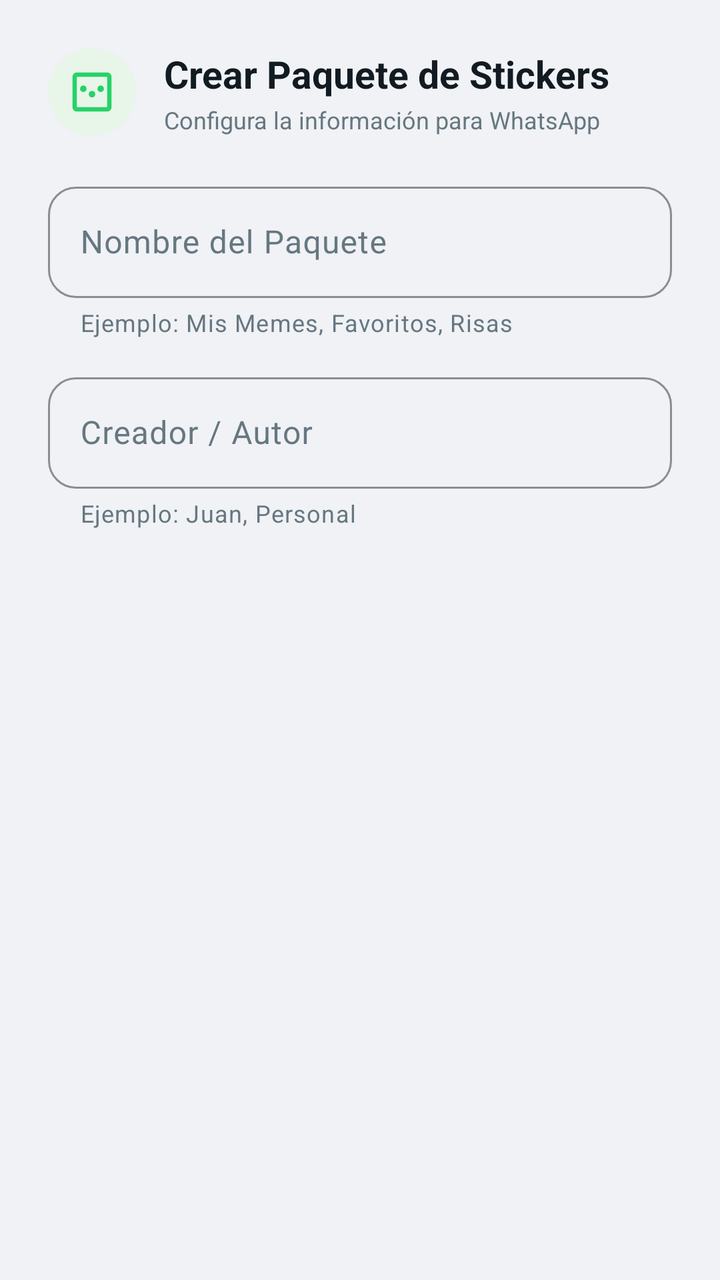
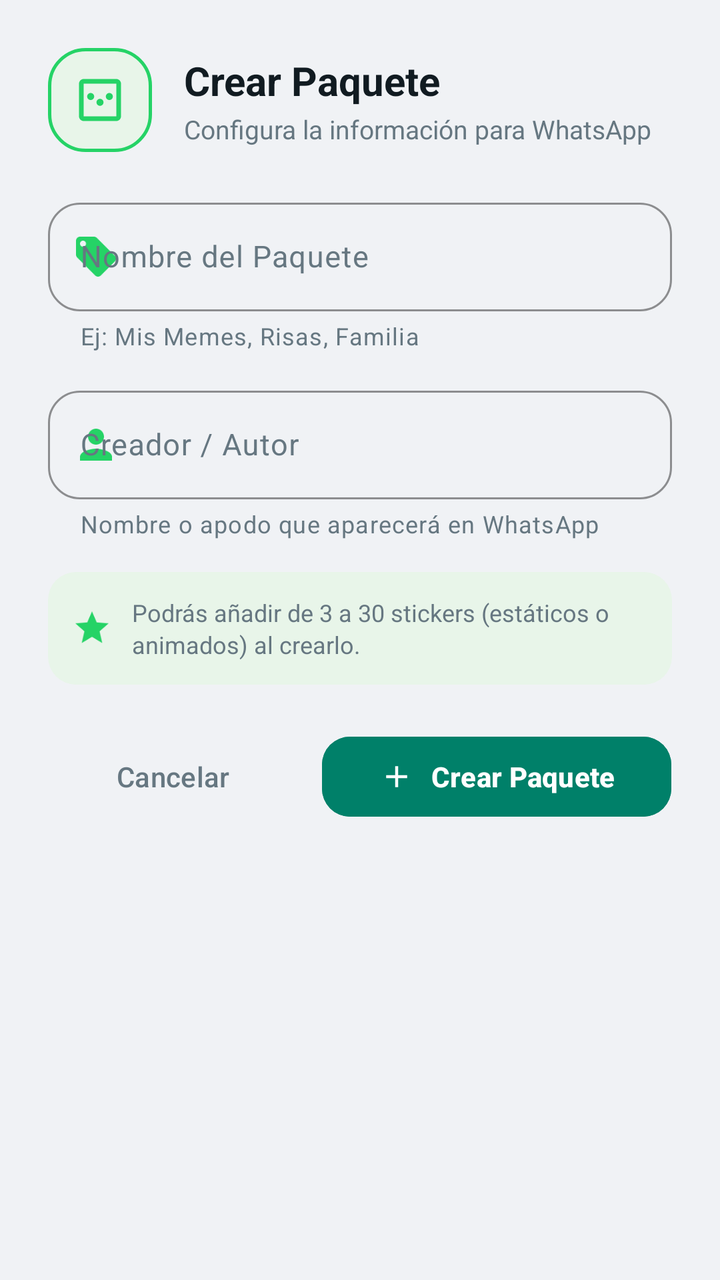

Screens rendered from an Android XML layout before and after an edit, with the pre-edit source and the edit as a unified diff.
<!-- AndroidManifest.xml: application theme Theme.WhatsAppStickerMaker -->
<!-- res/layout/dialog_create_pack.xml -->
<?xml version="1.0" encoding="utf-8"?>
<LinearLayout xmlns:android="http://schemas.android.com/apk/res/android"
    xmlns:app="http://schemas.android.com/apk/res-auto"
    android:layout_width="match_parent"
    android:layout_height="wrap_content"
    android:orientation="vertical"
    android:padding="24dp">

    
    <LinearLayout
        android:layout_width="match_parent"
        android:layout_height="wrap_content"
        android:gravity="center_vertical"
        android:orientation="horizontal">

        <ImageView
            android:layout_width="44dp"
            android:layout_height="44dp"
            android:background="@drawable/bg_circle_tinted"
            android:contentDescription="@null"
            android:padding="9dp"
            android:src="@drawable/ic_sticker_pack"
            app:tint="@color/accent_whatsapp" />

        <LinearLayout
            android:layout_width="0dp"
            android:layout_height="wrap_content"
            android:layout_marginStart="14dp"
            android:layout_weight="1"
            android:orientation="vertical">

            <TextView
                android:layout_width="wrap_content"
                android:layout_height="wrap_content"
                android:text="Crear Paquete de Stickers"
                android:textColor="@color/text_primary"
                android:textSize="19sp"
                android:textStyle="bold" />

            <TextView
                android:layout_width="wrap_content"
                android:layout_height="wrap_content"
                android:layout_marginTop="2dp"
                android:text="Configura la información para WhatsApp"
                android:textColor="@color/text_secondary"
                android:textSize="12sp" />

        </LinearLayout>

    </LinearLayout>

    <com.google.android.material.textfield.TextInputLayout
        android:id="@+id/tilPackName"
        style="@style/Widget.Material3.TextInputLayout.OutlinedBox"
        android:layout_width="match_parent"
        android:layout_height="wrap_content"
        android:layout_marginTop="20dp"
        android:hint="@string/pack_name_hint"
        app:boxCornerRadiusBottomEnd="14dp"
        app:boxCornerRadiusBottomStart="14dp"
        app:boxCornerRadiusTopEnd="14dp"
        app:boxCornerRadiusTopStart="14dp"
        app:boxStrokeColor="@color/accent_whatsapp"
        app:helperText="Ejemplo: Mis Memes, Favoritos, Risas"
        app:helperTextTextColor="@color/text_secondary"
        app:hintTextColor="@color/accent_whatsapp">

        <com.google.android.material.textfield.TextInputEditText
            android:id="@+id/etPackName"
            android:layout_width="match_parent"
            android:layout_height="wrap_content"
            android:inputType="textCapSentences"
            android:maxLength="128"
            android:textColor="@color/text_primary" />

    </com.google.android.material.textfield.TextInputLayout>

    <com.google.android.material.textfield.TextInputLayout
        android:id="@+id/tilPublisher"
        style="@style/Widget.Material3.TextInputLayout.OutlinedBox"
        android:layout_width="match_parent"
        android:layout_height="wrap_content"
        android:layout_marginTop="14dp"
        android:hint="@string/publisher_hint"
        app:boxCornerRadiusBottomEnd="14dp"
        app:boxCornerRadiusBottomStart="14dp"
        app:boxCornerRadiusTopEnd="14dp"
        app:boxCornerRadiusTopStart="14dp"
        app:boxStrokeColor="@color/accent_whatsapp"
        app:helperText="Ejemplo: Juan, Personal"
        app:helperTextTextColor="@color/text_secondary"
        app:hintTextColor="@color/accent_whatsapp">

        <com.google.android.material.textfield.TextInputEditText
            android:id="@+id/etPublisher"
            android:layout_width="match_parent"
            android:layout_height="wrap_content"
            android:inputType="textCapWords"
            android:maxLength="128"
            android:textColor="@color/text_primary" />

    </com.google.android.material.textfield.TextInputLayout>

</LinearLayout>
<!-- resources referenced by this layout -->
<resources>
  <color name="accent_whatsapp">#25D366</color>
  <color name="text_primary">#111B21</color>
  <color name="text_secondary">#667781</color>
  <!-- drawable bg_circle_tinted (drawable) -->
  <shape xmlns:android="http://schemas.android.com/apk/res/android"
      android:shape="oval">
      <solid android:color="@color/tonal_green_bg" />
  </shape>
  <string name="pack_name_hint">Nombre del Paquete</string>
  <string name="publisher_hint">Creador / Autor</string>
  <color name="tonal_green_bg">#E8F5E9</color>
  <color name="primary">#008069</color>
  <color name="primary_dark">#006954</color>
  <color name="white">#FFFFFF</color>
  <color name="background_light">#F0F2F5</color>
  <color name="surface_light">#FFFFFF</color>
  <color name="card_stroke">#E2E8F0</color>
  <style name="ThemeOverlay.WhatsAppStickerMaker.Dialog" parent="ThemeOverlay.Material3.MaterialAlertDialog">
          <item name="colorSurface">@color/surface_light</item>
          <item name="colorOnSurface">@color/text_primary</item>
          <item name="colorOnSurfaceVariant">@color/text_secondary</item>
          <item name="colorPrimary">@color/accent_whatsapp</item>
          <item name="shapeAppearanceCornerExtraLarge">@style/ShapeAppearance.WhatsAppStickerMaker.DialogCorner</item>
      </style>
  <style name="ShapeAppearance.WhatsAppStickerMaker.DialogCorner" parent="ShapeAppearance.Material3.Corner.ExtraLarge">
          <item name="cornerSize">24dp</item>
      </style>
  <!-- unchanged entries left out for length: 2 -->
</resources>

<!-- the commit's change to res/layout/dialog_create_pack.xml (unified diff, before → after) -->
@@ -14,27 +14,27 @@
         android:orientation="horizontal">
 
         <ImageView
-            android:layout_width="44dp"
-            android:layout_height="44dp"
-            android:background="@drawable/bg_circle_tinted"
+            android:layout_width="52dp"
+            android:layout_height="52dp"
+            android:background="@drawable/bg_dialog_icon_squircle"
             android:contentDescription="@null"
-            android:padding="9dp"
+            android:padding="12dp"
             android:src="@drawable/ic_sticker_pack"
             app:tint="@color/accent_whatsapp" />
 
         <LinearLayout
             android:layout_width="0dp"
             android:layout_height="wrap_content"
-            android:layout_marginStart="14dp"
+            android:layout_marginStart="16dp"
             android:layout_weight="1"
             android:orientation="vertical">
 
             <TextView
                 android:layout_width="wrap_content"
                 android:layout_height="wrap_content"
-                android:text="Crear Paquete de Stickers"
+                android:text="Crear Paquete"
                 android:textColor="@color/text_primary"
-                android:textSize="19sp"
+                android:textSize="20sp"
                 android:textStyle="bold" />
 
             <TextView
@@ -43,12 +43,13 @@
                 android:layout_marginTop="2dp"
                 android:text="Configura la información para WhatsApp"
                 android:textColor="@color/text_secondary"
-                android:textSize="12sp" />
+                android:textSize="13sp" />
 
         </LinearLayout>
 
     </LinearLayout>
 
+    
     <com.google.android.material.textfield.TextInputLayout
         android:id="@+id/tilPackName"
         style="@style/Widget.Material3.TextInputLayout.OutlinedBox"
@@ -56,14 +57,18 @@
         android:layout_height="wrap_content"
         android:layout_marginTop="20dp"
         android:hint="@string/pack_name_hint"
-        app:boxCornerRadiusBottomEnd="14dp"
-        app:boxCornerRadiusBottomStart="14dp"
-        app:boxCornerRadiusTopEnd="14dp"
-        app:boxCornerRadiusTopStart="14dp"
+        app:boxCornerRadiusBottomEnd="16dp"
+        app:boxCornerRadiusBottomStart="16dp"
+        app:boxCornerRadiusTopEnd="16dp"
+        app:boxCornerRadiusTopStart="16dp"
         app:boxStrokeColor="@color/accent_whatsapp"
-        app:helperText="Ejemplo: Mis Memes, Favoritos, Risas"
+        app:endIconMode="clear_text"
+        app:endIconTint="@color/text_secondary"
+        app:helperText="Ej: Mis Memes, Risas, Familia"
         app:helperTextTextColor="@color/text_secondary"
-        app:hintTextColor="@color/accent_whatsapp">
+        app:hintTextColor="@color/accent_whatsapp"
+        app:startIconDrawable="@drawable/ic_tag"
+        app:startIconTint="@color/accent_whatsapp">
 
         <com.google.android.material.textfield.TextInputEditText
             android:id="@+id/etPackName"
@@ -71,10 +76,12 @@
             android:layout_height="wrap_content"
             android:inputType="textCapSentences"
             android:maxLength="128"
-            android:textColor="@color/text_primary" />
+            android:textColor="@color/text_primary"
+            android:textSize="15sp" />
 
     </com.google.android.material.textfield.TextInputLayout>
 
+    
     <com.google.android.material.textfield.TextInputLayout
         android:id="@+id/tilPublisher"
         style="@style/Widget.Material3.TextInputLayout.OutlinedBox"
@@ -82,14 +89,18 @@
         android:layout_height="wrap_content"
         android:layout_marginTop="14dp"
         android:hint="@string/publisher_hint"
-        app:boxCornerRadiusBottomEnd="14dp"
-        app:boxCornerRadiusBottomStart="14dp"
-        app:boxCornerRadiusTopEnd="14dp"
-        app:boxCornerRadiusTopStart="14dp"
+        app:boxCornerRadiusBottomEnd="16dp"
+        app:boxCornerRadiusBottomStart="16dp"
+        app:boxCornerRadiusTopEnd="16dp"
+        app:boxCornerRadiusTopStart="16dp"
         app:boxStrokeColor="@color/accent_whatsapp"
-        app:helperText="Ejemplo: Juan, Personal"
+        app:endIconMode="clear_text"
+        app:endIconTint="@color/text_secondary"
+        app:helperText="Nombre o apodo que aparecerá en WhatsApp"
         app:helperTextTextColor="@color/text_secondary"
-        app:hintTextColor="@color/accent_whatsapp">
+        app:hintTextColor="@color/accent_whatsapp"
+        app:startIconDrawable="@drawable/ic_person"
+        app:startIconTint="@color/accent_whatsapp">
 
         <com.google.android.material.textfield.TextInputEditText
             android:id="@+id/etPublisher"
@@ -97,8 +108,79 @@
             android:layout_height="wrap_content"
             android:inputType="textCapWords"
             android:maxLength="128"
-            android:textColor="@color/text_primary" />
+            android:textColor="@color/text_primary"
+            android:textSize="15sp" />
 
     </com.google.android.material.textfield.TextInputLayout>
 
+    
+    <LinearLayout
+        android:layout_width="match_parent"
+        android:layout_height="wrap_content"
+        android:layout_marginTop="16dp"
+        android:background="@drawable/bg_dialog_info_banner"
+        android:gravity="center_vertical"
+        android:orientation="horizontal"
+        android:padding="12dp">
+
+        <ImageView
+            android:layout_width="20dp"
+            android:layout_height="20dp"
+            android:contentDescription="@null"
+            android:src="@drawable/ic_star"
+            app:tint="@color/accent_whatsapp" />
+
+        <TextView
+            android:layout_width="0dp"
+            android:layout_height="wrap_content"
+            android:layout_marginStart="10dp"
+            android:layout_weight="1"
+            android:text="Podrás añadir de 3 a 30 stickers (estáticos o animados) al crearlo."
+            android:textColor="@color/text_secondary"
+            android:textSize="12sp"
+            android:lineSpacingExtra="2dp" />
+
+    </LinearLayout>
+
+    
+    <LinearLayout
+        android:layout_width="match_parent"
+        android:layout_height="wrap_content"
+        android:layout_marginTop="22dp"
+        android:gravity="center_vertical"
+        android:orientation="horizontal">
+
+        <com.google.android.material.button.MaterialButton
+            android:id="@+id/btnCancel"
+            style="@style/Widget.Material3.Button.TextButton"
+            android:layout_width="0dp"
+            android:layout_height="48dp"
+            android:layout_weight="1"
+            android:text="@string/cancel"
+            android:textColor="@color/text_secondary"
+            android:textSize="14sp"
+            app:cornerRadius="14dp" />
+
+        <View
+            android:layout_width="12dp"
+            android:layout_height="1dp" />
+
+        <com.google.android.material.button.MaterialButton
+            android:id="@+id/btnCreatePack"
+            style="@style/Widget.Material3.Button"
+            android:layout_width="0dp"
+            android:layout_height="48dp"
+            android:layout_weight="1.4"
+            android:backgroundTint="@color/btn_whatsapp_bg"
+            android:text="Crear Paquete"
+            android:textColor="@color/btn_whatsapp_text"
+            android:textSize="14sp"
+            android:textStyle="bold"
+            app:cornerRadius="14dp"
+            app:icon="@drawable/ic_add"
+            app:iconGravity="textStart"
+            app:iconTint="@color/btn_whatsapp_text" />
+
+    </LinearLayout>
+
 </LinearLayout>
<!-- resource entries referenced after the edit -->
@@ -1,13 +1,68 @@
 <!-- resources referenced by this layout -->
 <resources>
   <color name="accent_whatsapp">#25D366</color>
+  <color name="btn_whatsapp_bg">#008069</color>
+  <color name="btn_whatsapp_text">#FFFFFF</color>
   <color name="text_primary">#111B21</color>
   <color name="text_secondary">#667781</color>
-  <!-- drawable bg_circle_tinted (drawable) -->
+  <!-- drawable bg_dialog_icon_squircle (drawable) -->
+  <?xml version="1.0" encoding="utf-8"?>
   <shape xmlns:android="http://schemas.android.com/apk/res/android"
-      android:shape="oval">
+      android:shape="rectangle">
+      <corners android:radius="18dp" />
+      <solid android:color="@color/tonal_green_bg" />
+      <stroke
+          android:width="1.5dp"
+          android:color="@color/accent_whatsapp" />
+  </shape>
+  <!-- drawable bg_dialog_info_banner (drawable) -->
+  <?xml version="1.0" encoding="utf-8"?>
+  <shape xmlns:android="http://schemas.android.com/apk/res/android"
+      android:shape="rectangle">
+      <corners android:radius="14dp" />
       <solid android:color="@color/tonal_green_bg" />
   </shape>
+  <!-- drawable ic_add (drawable) -->
+  <vector xmlns:android="http://schemas.android.com/apk/res/android"
+      android:width="24dp"
+      android:height="24dp"
+      android:viewportWidth="24"
+      android:viewportHeight="24">
+      <path
+          android:fillColor="#FFFFFFFF"
+          android:pathData="M19,13h-6v6h-2v-6H5v-2h6V5h2v6h6v2z" />
+  </vector>
+  <!-- drawable ic_person (drawable) -->
+  <vector xmlns:android="http://schemas.android.com/apk/res/android"
+      android:width="24dp"
+      android:height="24dp"
+      android:viewportWidth="24"
+      android:viewportHeight="24">
+      <path
+          android:fillColor="#FFFFFFFF"
+          android:pathData="M12,12c2.21,0 4,-1.79 4,-4s-1.79,-4 -4,-4 -4,1.79 -4,4 1.79,4 4,4zM12,14c-2.67,0 -8,1.34 -8,4v2h16v-2c0,-2.66 -5.33,-4 -8,-4z" />
+  </vector>
+  <!-- drawable ic_star (drawable) -->
+  <vector xmlns:android="http://schemas.android.com/apk/res/android"
+      android:width="24dp"
+      android:height="24dp"
+      android:viewportWidth="24"
+      android:viewportHeight="24">
+      <path
+          android:fillColor="#FFFFFFFF"
+          android:pathData="M12,17.27L18.18,21l-1.64,-7.03L22,9.24l-7.19,-0.61L12,2 9.19,8.63 2,9.24l5.46,4.73L5.82,21z" />
+  </vector>
+  <!-- drawable ic_tag (drawable) -->
+  <vector xmlns:android="http://schemas.android.com/apk/res/android"
+      android:width="24dp"
+      android:height="24dp"
+      android:viewportWidth="24"
+      android:viewportHeight="24">
+      <path
+          android:fillColor="#FFFFFFFF"
+          android:pathData="M21.41,11.58l-9,-9C12.05,2.22 11.55,2 11,2H4c-1.1,0 -2,0.9 -2,2v7c0,0.55 0.22,1.05 0.59,1.42l9,9c0.36,0.36 0.86,0.58 1.41,0.58 0.55,0 1.05,-0.22 1.41,-0.59l7,-7c0.37,-0.36 0.59,-0.86 0.59,-1.41 0,-0.55 -0.23,-1.06 -0.59,-1.42zM5.5,7C4.67,7 4,6.33 4,5.5S4.67,4 5.5,4 7,4.67 7,5.5 6.33,7 5.5,7z" />
+  </vector>
+  <string name="cancel">Cancelar</string>
   <string name="pack_name_hint">Nombre del Paquete</string>
   <string name="publisher_hint">Creador / Autor</string>
   <color name="tonal_green_bg">#E8F5E9</color>
